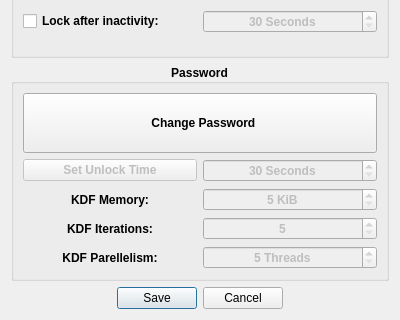
First picture: the form in src/ui/DatabaseSettingsManager.ui, repository AdrianoGoede/LockBox, before the edit; both pictures show x 0 to 400 and y 150 to 470 of the 400 by 470 pixel window.
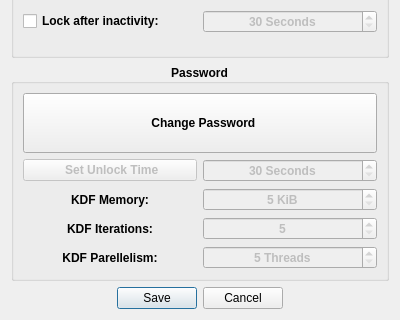
Second picture: the form after the edit. Icons and pictures are not drawn.

```diff
--- a/src/ui/DatabaseSettingsManager.ui
+++ b/src/ui/DatabaseSettingsManager.ui
@@ -271,7 +271,7 @@
          <bool>false</bool>
         </property>
         <property name="text">
-         <string>Set Unlock Time</string>
+         <string> Set Unlock Time</string>
         </property>
         <property name="icon">
          <iconset resource="../resources/Icons.qrc">
```
